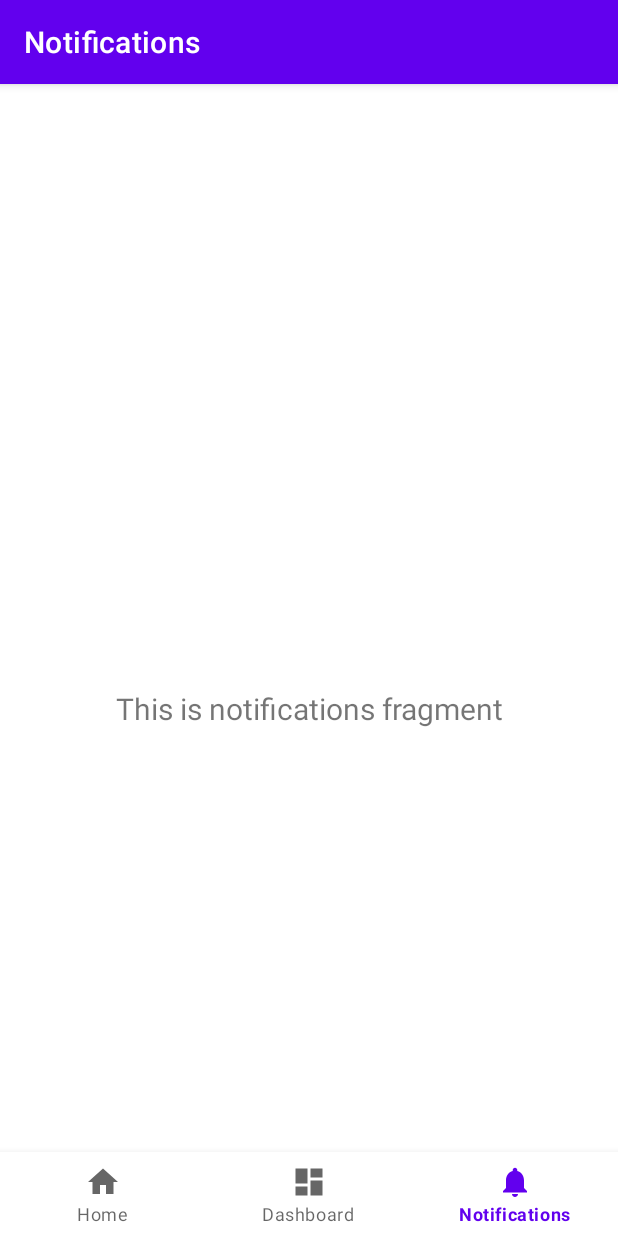
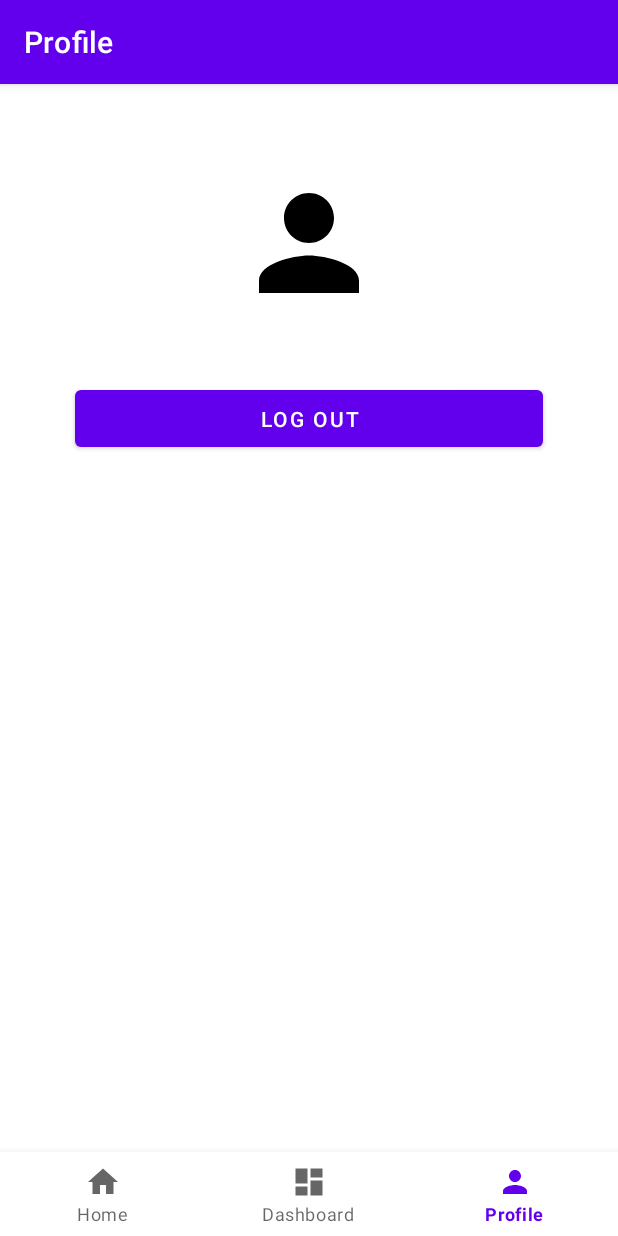
Before and after one commit to TheDodoDev/Enviroteer, an Android app: the NotificationsFragment screen opened through its navigation route, on a phone screen of 412 x 824 dp. Run offline under Robolectric (Android 15) with nearby library versions, the phone set to English and light mode, and no system bars; our stand-ins replace Firebase (no records; nobody signed in at launch, a user with empty details on screens opened directly), navigation-ui.

Commit message:
initial profile page

```diff
--- a/app/build.gradle
+++ b/app/build.gradle
@@ -42,6 +42,7 @@ dependencies {
     implementation 'androidx.navigation:navigation-fragment:2.6.0'
     implementation 'androidx.navigation:navigation-ui:2.6.0'
     implementation 'com.google.firebase:firebase-auth:21.1.0'
+    implementation 'com.google.firebase:firebase-storage:20.2.1'
     testImplementation 'junit:junit:4.13.2'
     androidTestImplementation 'androidx.test.ext:junit:1.1.5'
     androidTestImplementation 'androidx.test.espresso:espresso-core:3.5.1'
--- a/app/src/main/java/com/enviroteer/ui/notifications/NotificationsFragment.java
+++ b/app/src/main/java/com/enviroteer/ui/notifications/NotificationsFragment.java
@@ -1,20 +1,35 @@
 package com.enviroteer.ui.notifications;
 
+import static android.app.Activity.RESULT_OK;
+
+import android.content.Intent;
+import android.graphics.Bitmap;
+import android.net.Uri;
 import android.os.Bundle;
+import android.provider.MediaStore;
 import android.view.LayoutInflater;
 import android.view.View;
 import android.view.ViewGroup;
+import android.widget.Button;
+import android.widget.ImageView;
 import android.widget.TextView;
 
+import androidx.activity.result.contract.ActivityResultContracts;
 import androidx.annotation.NonNull;
+import androidx.annotation.Nullable;
 import androidx.fragment.app.Fragment;
 import androidx.lifecycle.ViewModelProvider;
 
 import com.enviroteer.databinding.FragmentNotificationsBinding;
+import com.google.firebase.storage.StorageReference;
+
+import java.io.IOException;
 
 public class NotificationsFragment extends Fragment {
-
+    public static final int CHOOSE_IMAGE = 101;
+    Uri imageUri;
     private FragmentNotificationsBinding binding;
+    ImageView imageView;
 
     public View onCreateView(@NonNull LayoutInflater inflater,
                              ViewGroup container, Bundle savedInstanceState) {
@@ -23,11 +38,40 @@ public class NotificationsFragment extends Fragment {
 
         binding = FragmentNotificationsBinding.inflate(inflater, container, false);
         View root = binding.getRoot();
-
-        final TextView textView = binding.textNotifications;
-        notificationsViewModel.getText().observe(getViewLifecycleOwner(), textView::setText);
+        imageView = binding.profileImg;
+        final TextView profileName = binding.profileName;
+        final Button profileButton = binding.profileLogout;
+        imageView.setOnClickListener(new View.OnClickListener() {
+            @Override
+            public void onClick(View view) {
+                showImageChooser();
+            }
+        });
+        //notificationsViewModel.getText().observe(getViewLifecycleOwner(), textView::setText);
         return root;
     }
+
+    private void showImageChooser() {
+        Intent intent = new Intent();
+        intent.setType("image/*");
+        intent.setAction(Intent.ACTION_GET_CONTENT);
+        startActivityForResult(intent.createChooser(intent, "Select Profile Picture"), CHOOSE_IMAGE);
+    }
+
+    @Override
+    public void onActivityResult(int requestCode, int resultCode, @Nullable Intent data) {
+        super.onActivityResult(requestCode, resultCode, data);
+        if(requestCode == CHOOSE_IMAGE && resultCode == RESULT_OK && data != null && data.getData() != null) {
+            imageUri = data.getData();
+            try {
+                Bitmap bitmap = MediaStore.Images.Media.getBitmap(getContext().getContentResolver(), imageUri);
+                imageView.setImageBitmap(bitmap);
+            } catch (IOException e) {
+                throw new RuntimeException(e);
+            }
+        }
+    }
+
 
     @Override
     public void onDestroyView() {
--- /dev/null
+++ b/app/src/main/res/drawable/ic_profile.xml
@@ -0,0 +1,5 @@
+<vector android:height="24dp" android:tint="#000000"
+    android:viewportHeight="24" android:viewportWidth="24"
+    android:width="24dp" xmlns:android="http://schemas.android.com/apk/res/android">
+    <path android:fillColor="@android:color/white" android:pathData="M12,12c2.21,0 4,-1.79 4,-4s-1.79,-4 -4,-4 -4,1.79 -4,4 1.79,4 4,4zM12,14c-2.67,0 -8,1.34 -8,4v2h16v-2c0,-2.66 -5.33,-4 -8,-4z"/>
+</vector>
--- a/app/src/main/res/layout/fragment_notifications.xml
+++ b/app/src/main/res/layout/fragment_notifications.xml
@@ -1,22 +1,34 @@
 <?xml version="1.0" encoding="utf-8"?>
-<androidx.constraintlayout.widget.ConstraintLayout xmlns:android="http://schemas.android.com/apk/res/android"
+<LinearLayout xmlns:android="http://schemas.android.com/apk/res/android"
     xmlns:app="http://schemas.android.com/apk/res-auto"
     xmlns:tools="http://schemas.android.com/tools"
     android:layout_width="match_parent"
     android:layout_height="match_parent"
+    android:orientation="vertical"
     tools:context=".ui.notifications.NotificationsFragment">
 
-    <TextView
-        android:id="@+id/text_notifications"
+    <LinearLayout
         android:layout_width="match_parent"
         android:layout_height="wrap_content"
-        android:layout_marginStart="8dp"
-        android:layout_marginTop="8dp"
-        android:layout_marginEnd="8dp"
-        android:textAlignment="center"
-        android:textSize="20sp"
-        app:layout_constraintBottom_toBottomOf="parent"
-        app:layout_constraintEnd_toEndOf="parent"
-        app:layout_constraintStart_toStartOf="parent"
-        app:layout_constraintTop_toTopOf="parent" />
-</androidx.constraintlayout.widget.ConstraintLayout>
+        android:orientation="vertical">
+
+        <ImageView
+            android:id="@+id/profile_img"
+            android:layout_width="100dp"
+            android:layout_height="100dp"
+            android:layout_gravity="center"
+            app:srcCompat="@drawable/ic_profile" />
+        <TextView
+            android:layout_width="match_parent"
+            android:layout_height="42dp"
+            android:id="@+id/profile_name"/>
+        <Button
+            android:id="@+id/profile_logout"
+            android:layout_marginLeft="50dp"
+            android:layout_marginRight="50dp"
+            android:layout_width="match_parent"
+            android:layout_height="50dp"
+            android:gravity="center"
+            android:text="Log Out"/>
+    </LinearLayout>
+</LinearLayout>
--- a/app/src/main/res/menu/bottom_nav_menu.xml
+++ b/app/src/main/res/menu/bottom_nav_menu.xml
@@ -13,7 +13,7 @@
 
     <item
         android:id="@+id/navigation_notifications"
-        android:icon="@drawable/ic_notifications_black_24dp"
+        android:icon="@drawable/ic_profile"
         android:title="@string/title_notifications" />
 
 </menu>
--- a/app/src/main/res/values/strings.xml
+++ b/app/src/main/res/values/strings.xml
@@ -2,5 +2,5 @@
     <string name="app_name">Enviroteer</string>
     <string name="title_home">Home</string>
     <string name="title_dashboard">Dashboard</string>
-    <string name="title_notifications">Notifications</string>
+    <string name="title_notifications">Profile</string>
 </resources>
```
